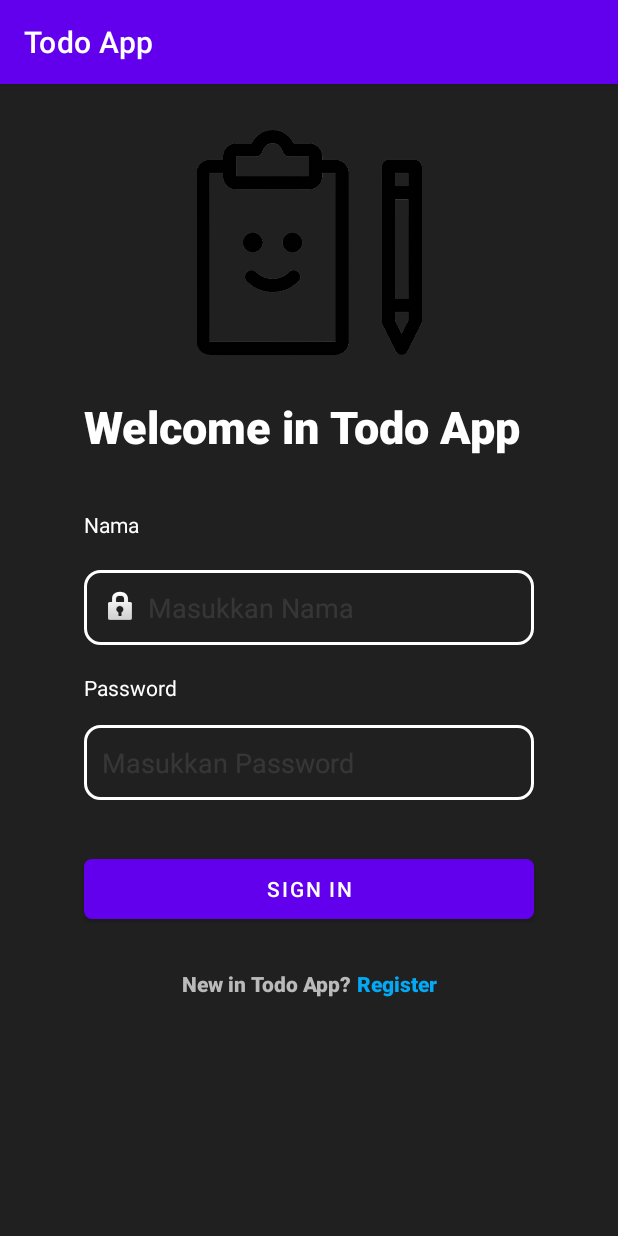
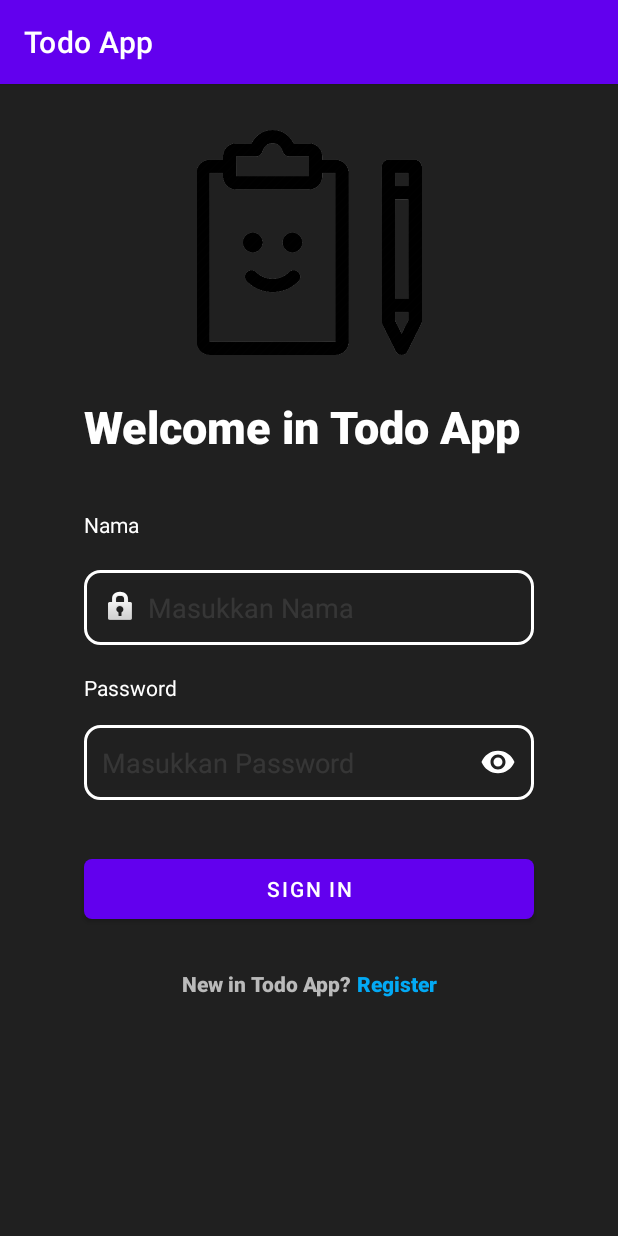
Before and after one commit to ahmadmm01/20200140140_Exe1_A, an Android app: the screen it shows after launch (activity_login), on a phone screen of 412 x 824 dp. Run offline under Robolectric (Android 15) with nearby library versions, the phone set to English and light mode, and no system bars.

Commit message:
Update design activity_login.xml

```diff
--- /dev/null
+++ b/app/src/main/res/drawable/ic_baseline_visibility_24.xml
@@ -0,0 +1,5 @@
+<vector android:height="24dp" android:tint="#FFFFFF"
+    android:viewportHeight="24" android:viewportWidth="24"
+    android:width="24dp" xmlns:android="http://schemas.android.com/apk/res/android">
+    <path android:fillColor="@android:color/white" android:pathData="M12,4.5C7,4.5 2.73,7.61 1,12c1.73,4.39 6,7.5 11,7.5s9.27,-3.11 11,-7.5c-1.73,-4.39 -6,-7.5 -11,-7.5zM12,17c-2.76,0 -5,-2.24 -5,-5s2.24,-5 5,-5 5,2.24 5,5 -2.24,5 -5,5zM12,9c-1.66,0 -3,1.34 -3,3s1.34,3 3,3 3,-1.34 3,-3 -1.34,-3 -3,-3z"/>
+</vector>
--- a/app/src/main/res/layout/activity_login.xml
+++ b/app/src/main/res/layout/activity_login.xml
@@ -91,12 +91,12 @@
         android:layout_width="300dp"
         android:layout_height="50dp"
         android:background="@drawable/textview_background"
+        android:drawableRight="@drawable/ic_baseline_visibility_24"
         android:ems="10"
         android:hint="@string/etPassword_login"
         android:importantForAutofill="no"
-        android:inputType="textPersonName|textPassword"
+        android:inputType="textWebPassword"
         android:padding="12dp"
-        android:password="true"
         android:textColor="#FFFFFF"
         android:textColorHint="#1AFFFFFF"
         app:layout_constraintBottom_toBottomOf="parent"
```
